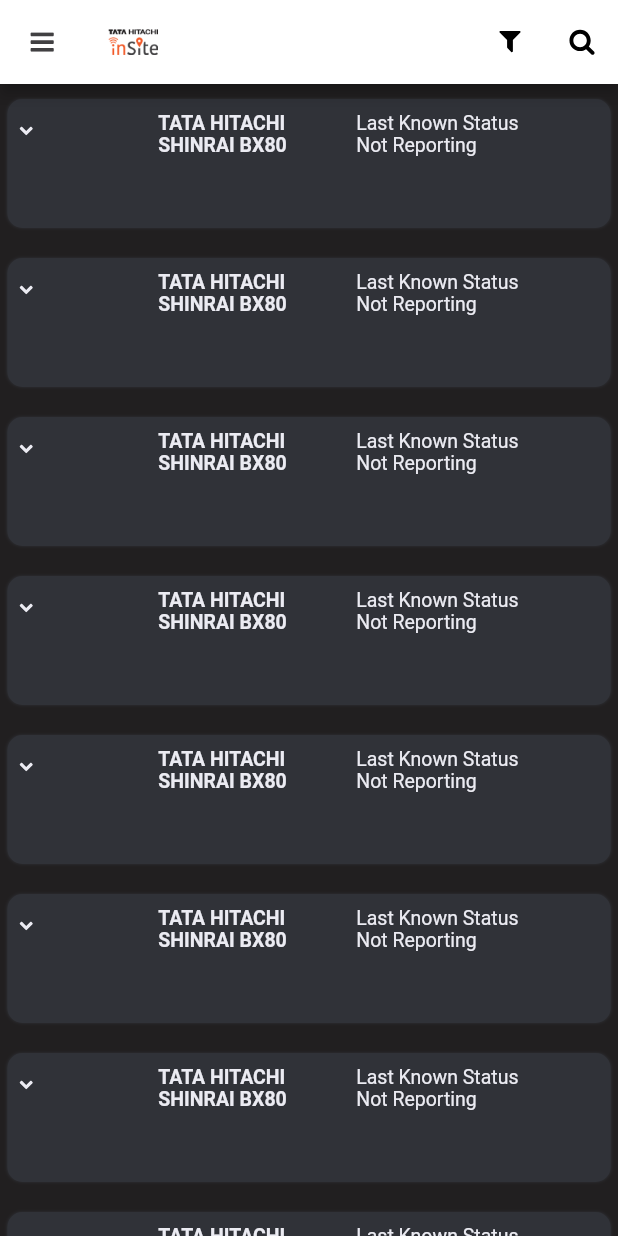
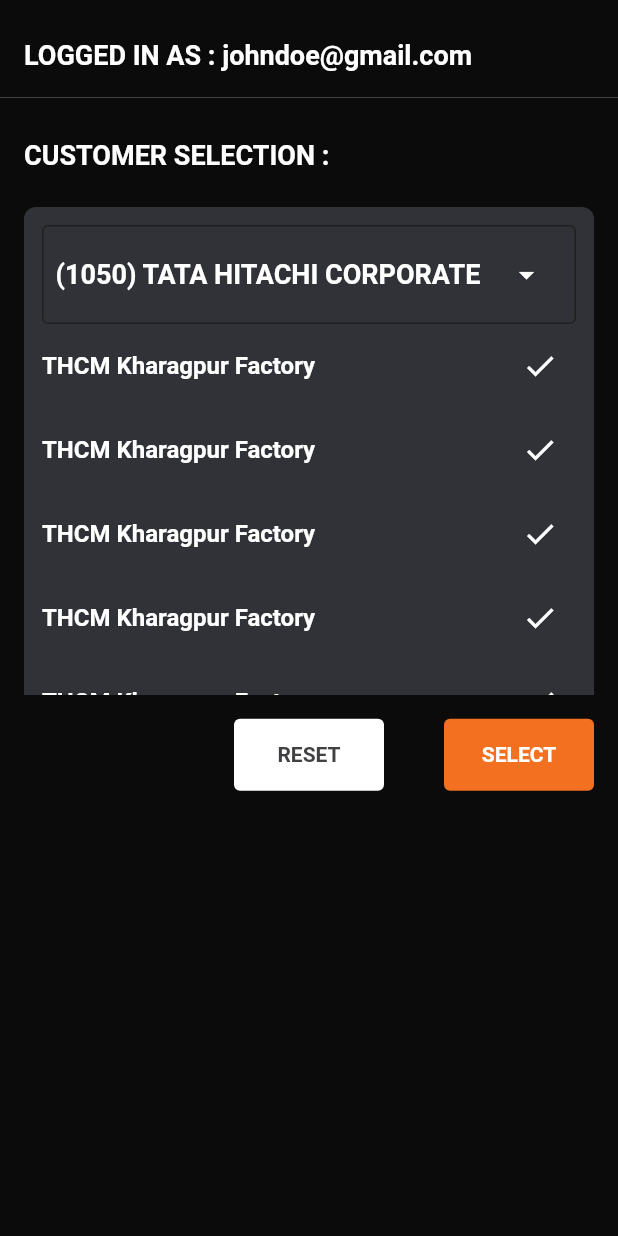
Before and after one commit to madhurapandiyan/insite, a Flutter app: the screen it shows after launch, on a phone screen of 412 x 824 dp. Run offline on Flutter 3.47's test engine with Material 2 defaults, Android fonts, the phone set to English and light mode, and no system bars; our stand-ins replace cookie_jar, dio, dio_cookie_manager, equatable, flutter_svg, get_it and 5 more; generated files the repository leaves out were written again.

Commit message:
Customer Selection View: 1. added customer selection view widgets. 2. added custom button for insite application. 3. added selectable list view in customer selection page.

```diff
--- a/lib/core/repository/Retrofit.dart
+++ b/lib/core/repository/Retrofit.dart
@@ -20,7 +20,7 @@
 // Abdul123$
 
 @RestApi(
-  baseUrl: "https://identity.trimble.com",
+  baseUrl: "https://identity-stg.trimble.com",
   //  parser: Parser.DartJsonMapper,
 )
 abstract class RestClient {
@@ -29,8 +29,11 @@
   @GET("/tasks")
   Future<List<Sample>> getTasks();
 
-  @GET("/userinfo?schema=openid&timestamp=480")
-  Future<UserInfo> getUserInfo();
+  @GET("/t/trimble.com/device_reporting_service_dev/1.0/user")
+  Future<UserInfo> getUserInfo(@Body() UserPayLoad payLoad);
+
+  @POST("/token?grant_type=client_credentials")
+  Future<AuthenticationResponse> authenticate({@Field() String openId});
 }
 
 @JsonSerializable()
@@ -116,3 +119,16 @@
 
   Map<String, dynamic> toJson() => _$UserPayLoadToJson(this);
 }
+
+@JsonSerializable()
+class AuthenticationResponse {
+  String access_token;
+  String token_type;
+  int expires_in;
+  AuthenticationResponse({this.access_token, this.token_type, this.expires_in});
+
+  factory AuthenticationResponse.fromJson(Map<String, dynamic> json) =>
+      _$AuthenticationResponseFromJson(json);
+
+  Map<String, dynamic> toJson() => _$AuthenticationResponseToJson(this);
+}
--- a/lib/core/repository/network.dart
+++ b/lib/core/repository/network.dart
@@ -21,7 +21,7 @@
 }
 
 class HttpWrapper {
-  final String _baseUrl = "https://identity.trimble.com";
+  final String _baseUrl = "https://identity-stg.trimble.com";
   final bool SHOW_LOGS = true;
 
   Dio dio = new Dio();
--- a/lib/core/router.dart
+++ b/lib/core/router.dart
@@ -1,24 +1,21 @@
 // [ This is an auto generated file ]
 
 import 'package:flutter/material.dart';
-import 'package:insite/assetlist/listitems.dart' as view0;
 import 'package:insite/core/router_constants.dart';
-import 'package:insite/dashboard/homedash.dart' as view0;
-import 'package:insite/tab/tabpage.dart' as view0;
 
 import 'package:insite/views/splash/splash_view.dart' as view0;
+import 'package:insite/views/customer_selection/customer_selection_view.dart' as view1;
+import 'package:insite/views/home/home_view.dart' as view2;
 
 class Router {
   static Route<dynamic> generateRoute(RouteSettings settings) {
     switch (settings.name) {
       case splashViewRoute:
         return MaterialPageRoute(builder: (_) => view0.SplashView());
-      case dashViewRoute:
-        return MaterialPageRoute(builder: (_)=>view0.HomeDash());
-        case assetViewRoute:
-        return MaterialPageRoute(builder: (_)=>view0.AssetList());
-        case tabViewRoute:
-        return MaterialPageRoute(builder:(_)=>view0.TabPage());
+      case customerSelectionViewRoute:
+        return MaterialPageRoute(builder: (_) => view1.CustomerSelectionView());
+      case homeViewRoute:
+        return MaterialPageRoute(builder: (_) => view2.HomeView());
       default:
         return MaterialPageRoute(
           builder: (_) => Scaffold(
--- a/lib/core/router_constants.dart
+++ b/lib/core/router_constants.dart
@@ -1,6 +1,5 @@
 // [ This is an auto generated file ]
 
 const String splashViewRoute = 'splashViewRoute';
-const String dashViewRoute='dashViewRoute';
-const String assetViewRoute='assetViewRoute';
-const String tabViewRoute='tabViewRoute';
+const String customerSelectionViewRoute = 'customerSelectionViewRoute';
+const String homeViewRoute = 'homeViewRoute';
--- a/lib/core/services/login_service.dart
+++ b/lib/core/services/login_service.dart
@@ -3,7 +3,19 @@
 import 'package:insite/core/repository/network.dart';
 
 class LoginService extends BaseService {
-  Future<UserInfo> getLoggedInUserInfo() async {
-    return await MyApi().getClient().getUserInfo();
+  Future<UserInfo> getLoggedInUserInfo(code) async {
+    var payLoad = UserPayLoad(
+        env: "dev",
+        code: code,
+        client_key: "r9GxbyX4uNMjpB1yZge6fiWSGQ4a",
+        grant_type: "authorization_code",
+        tenantDomain: "trimble.com",
+        client_secret: "4Xk8oEFLfxvnyiO821JpQMzHhf8a",
+        redirect_uri: "eoltool://mobile");
+    return await MyApi().getClient().getUserInfo(payLoad);
+  }
+
+  Future<AuthenticationResponse> authenticate() async {
+    return await MyApi().getClient().authenticate(openId: "&amp;scope");
   }
 }
--- a/lib/main.dart
+++ b/lib/main.dart
@@ -1,8 +1,8 @@
 import 'package:flutter/material.dart';
+import 'package:insite/core/router_constants.dart';
 import 'package:insite/theme/colors.dart';
 import 'package:stacked_services/stacked_services.dart';
 import 'core/locator.dart';
-import 'core/router_constants.dart';
 import 'core/router.dart' as router;
 
 void main() async {
@@ -18,8 +18,11 @@
       debugShowCheckedModeBanner: false,
       navigatorKey: locator<NavigationService>().navigatorKey,
       onGenerateRoute: router.Router.generateRoute,
-      initialRoute: assetViewRoute,
-      theme: ThemeData(backgroundColor: mercury, accentColor: Colors.white),
+      initialRoute: customerSelectionViewRoute,
+      theme: ThemeData(
+          backgroundColor: cod_grey,
+          appBarTheme: AppBarTheme(backgroundColor: Colors.white),
+          accentColor: Colors.white),
     );
   }
 }
--- a/lib/theme/colors.dart
+++ b/lib/theme/colors.dart
@@ -1,8 +1,12 @@
 import 'package:flutter/material.dart';
 
 const Color mercury = Color(0xFFE5E5E5);
-const Color tango=Color(0xffF37021);
-const Color bgcolor=Color(0xff211F20);
-const Color  appbarcolor=Color(0xffFFFFFF);
-const Color cardcolor=Color(0xff303238);
-const Color textcolor=Color(0xffEBEBF2);
+const Color tango = Color(0xffF37021);
+const Color tuna = Color(0xFF303238);
+const Color thunder = Color(0xFF211F20);
+const Color cod_grey = Color(0xff0C0B0B);
+const Color ship_grey = Color(0xff414042);
+const Color bgcolor = Color(0xff211F20);
+const Color appbarcolor = Color(0xffFFFFFF);
+const Color cardcolor = Color(0xff303238);
+const Color textcolor = Color(0xffEBEBF2);
--- /dev/null
+++ b/lib/views/customer_selection/customer_selection_view.dart
@@ -0,0 +1,120 @@
+import 'package:flutter/material.dart';
+import 'package:insite/theme/colors.dart';
+import 'package:insite/widgets/smart_widgets/customer_selection_dropdown.dart';
+import 'package:stacked/stacked.dart';
+import 'customer_selection_view_model.dart';
+import 'package:insite/widgets/dumb_widgets/insite_button.dart';
+
+class CustomerSelectionView extends StatefulWidget {
+  @override
+  _CustomerSelectionViewState createState() => _CustomerSelectionViewState();
+}
+
+class _CustomerSelectionViewState extends State<CustomerSelectionView> {
+  @override
+  Widget build(BuildContext context) {
+    return ViewModelBuilder<CustomerSelectionViewModel>.reactive(
+      builder: (BuildContext context, CustomerSelectionViewModel viewModel,
+          Widget _) {
+        return Material(
+          color: cod_grey,
+          child: Column(
+            children: [
+              SizedBox(
+                height: 10,
+              ),
+              Container(
+                padding: EdgeInsets.all(16),
+                child: Row(
+                  children: [
+                    Text(
+                      "LOGGED IN AS : ",
+                      style: TextStyle(
+                          color: Colors.white,
+                          fontWeight: FontWeight.bold,
+                          fontSize: 18),
+                    ),
+                    Text(
+                      "johndoe@gmail.com",
+                      style: TextStyle(
+                          color: Colors.white,
+                          fontWeight: FontWeight.bold,
+                          fontSize: 18),
+                    )
+                  ],
+                ),
+              ),
+              Divider(
+                height: 4,
+                color: ship_grey,
+              ),
+              SizedBox(
+                height: 10,
+              ),
+              Row(
+                children: [
+                  Container(
+                    padding: EdgeInsets.all(16),
+                    child: Text(
+                      "CUSTOMER SELECTION :",
+                      style: TextStyle(
+                          color: Colors.white,
+                          fontWeight: FontWeight.bold,
+                          fontSize: 18),
+                    ),
+                  ),
+                ],
+              ),
+              Container(
+                margin: const EdgeInsets.symmetric(horizontal: 16, vertical: 8),
+                child: CustomerSelectionDropDown(
+                  selectionType: SelectionType.ACCOUNT,
+                  onSelected: (value) {},
+                  selected: "(1050) TATA HITACHI CORPORATE",
+                ),
+              ),
+              SizedBox(),
+              // Container(
+              //   margin: const EdgeInsets.symmetric(horizontal: 16, vertical: 8),
+              //   child: CustomerSelectionDropDown(
+              //     selectionType: SelectionType.CUSTOMER,
+              //     onSelected: (value) {},
+              //     selected: "CUSTOMERS",
+              //   ),
+              // ),
+              Container(
+                margin: const EdgeInsets.symmetric(horizontal: 16, vertical: 8),
+                child: Row(
+                  children: [
+                    InsiteButton(
+                      bgColor: Colors.white,
+                      textColor: ship_grey,
+                      onTap: () {},
+                      width: 100,
+                      height: 48,
+                      title: "RESET",
+                    ),
+                    SizedBox(
+                      height: 20,
+                      width: 40,
+                    ),
+                    InsiteButton(
+                      bgColor: tango,
+                      height: 48,
+                      width: 100,
+                      textColor: Colors.white,
+                      onTap: () {},
+                      title: "SELECT",
+                    ),
+                  ],
+                  mainAxisAlignment: MainAxisAlignment.end,
+                ),
+              )
+            ],
+          ),
+        );
+      },
+      viewModelBuilder: () => CustomerSelectionViewModel(),
+    );
+  }
+}
--- /dev/null
+++ b/lib/views/customer_selection/customer_selection_view_model.dart
@@ -0,0 +1,12 @@
+import 'package:logger/logger.dart';
+import 'package:stacked/stacked.dart';
+import 'package:insite/core/logger.dart';
+
+class CustomerSelectionViewModel extends BaseViewModel {
+  Logger log;
+
+  CustomerSelectionViewModel() {
+    this.log = getLogger(this.runtimeType.toString());
+  }
+
+}
--- /dev/null
+++ b/lib/views/home/home_view.dart
@@ -0,0 +1,20 @@
+import 'package:flutter/material.dart';
+import 'package:stacked/stacked.dart';
+import 'home_view_model.dart';
+
+class HomeView extends StatelessWidget {
+  @override
+  Widget build(BuildContext context) {
+    return ViewModelBuilder<HomeViewModel>.reactive(
+      builder: (BuildContext context, HomeViewModel viewModel, Widget _) {
+        return Scaffold(
+          appBar: AppBar(),
+          body: Center(
+            child: Text('Home View'),
+          ),
+        );
+      },
+      viewModelBuilder: () => HomeViewModel(),
+    );
+  }
+}
--- /dev/null
+++ b/lib/views/home/home_view_model.dart
@@ -0,0 +1,11 @@
+import 'package:logger/logger.dart';
+import 'package:stacked/stacked.dart';
+import 'package:insite/core/logger.dart';
+
+class HomeViewModel extends BaseViewModel {
+  Logger log;
+
+  HomeViewModel() {
+    this.log = getLogger(this.runtimeType.toString());
+  }
+}
--- a/lib/views/splash/splash_view_model.dart
+++ b/lib/views/splash/splash_view_model.dart
@@ -54,15 +54,15 @@
       Logger().i("login result %s" + result);
     } else {
       if (!isProcessing) {
-        _nagivationService.navigateTo(dashViewRoute);
+        _nagivationService.navigateTo(customerSelectionViewRoute);
       }
     }
   }
 
-  void getLoggedInUserDetails(arguments) async {
-    UserInfo userInfo = await _loginService.getLoggedInUserInfo();
+  void getLoggedInUserDetails(code) async {
+    UserInfo userInfo = await _loginService.getLoggedInUserInfo(code);
     _localService.saveUserInfo(userInfo);
-    _nagivationService.navigateTo(dashViewRoute);
+    _nagivationService.navigateTo(customerSelectionViewRoute);
     isProcessing = false;
   }
 }
--- a/lib/widgets/dumb_widgets/insite_button.dart
+++ b/lib/widgets/dumb_widgets/insite_button.dart
@@ -0,0 +1,39 @@
+import 'package:flutter/material.dart';
+
+class InsiteButton extends StatelessWidget {
+  final String title;
+  final VoidCallback onTap;
+  final Color bgColor;
+  final Color textColor;
+  final double width;
+  final double height;
+  const InsiteButton(
+      {this.title,
+      this.width,
+      this.onTap,
+      this.bgColor,
+      this.height,
+      this.textColor});
+
+  @override
+  Widget build(BuildContext context) {
+    return GestureDetector(
+      onTap: onTap,
+      child: Container(
+        padding: EdgeInsets.all(8),
+        decoration: BoxDecoration(
+          borderRadius: BorderRadius.circular(4),
+          color: bgColor,
+        ),
+        alignment: Alignment.center,
+        height: height != null ? height : null,
+        width: width != null ? width : null,
+        child: Text(
+          title,
+          textAlign: TextAlign.center,
+          style: TextStyle(color: textColor, fontWeight: FontWeight.w700),
+        ),
+      ),
+    );
+  }
+}
--- /dev/null
+++ b/lib/widgets/smart_widgets/customer_selectable_list.dart
@@ -0,0 +1,62 @@
+import 'package:flutter/material.dart';
+import 'package:insite/theme/colors.dart';
+
+class CustomerSelectableList extends StatefulWidget {
+  CustomerSelectableList({Key key}) : super(key: key);
+
+  @override
+  _CustomerSelectableListState createState() => _CustomerSelectableListState();
+}
+
+class _CustomerSelectableListState extends State<CustomerSelectableList> {
+  int selectedIndex;
+  @override
+  void initState() {
+    super.initState();
+  }
+
+  @override
+  Widget build(BuildContext context) {
+    return ListView.builder(
+      itemCount: 10,
+      itemBuilder: (context, index) {
+        return GestureDetector(
+          onTap: () {
+            setState(() {
+              selectedIndex = index;
+            });
+          },
+          child: Container(
+            color:
+                selectedIndex != null && selectedIndex == index ? tango : tuna,
+            padding: EdgeInsets.symmetric(horizontal: 12, vertical: 4),
+            child: Row(
+              mainAxisAlignment: MainAxisAlignment.spaceBetween,
+              children: [
+                Text(
+                  "THCM Kharagpur Factory",
+                  style: TextStyle(
+                      color: Colors.white,
+                      fontWeight: FontWeight.bold,
+                      fontSize: 16),
+                ),
+                IconButton(
+                    icon: Icon(
+                      Icons.check,
+                      color: Colors.white,
+                    ),
+                    onPressed: () {})
+              ],
+            ),
+          ),
+        );
+      },
+    );
+  }
+}
+
+class Customer {
+  final String name;
+  final bool isSelected;
+  Customer({this.name, this.isSelected});
+}
--- /dev/null
+++ b/lib/widgets/smart_widgets/customer_selection_dropdown.dart
@@ -0,0 +1,64 @@
+import 'package:flutter/material.dart';
+import 'package:insite/theme/colors.dart';
+import 'package:insite/widgets/smart_widgets/customer_selectable_list.dart';
+
+class CustomerSelectionDropDown extends StatefulWidget {
+  final SelectionType selectionType;
+  final String selected;
+  final Function(String) onSelected;
+  CustomerSelectionDropDown(
+      {this.selectionType, this.selected, this.onSelected});
+
+  @override
+  _CustomerSelectionDropDownState createState() =>
+      _CustomerSelectionDropDownState();
+}
+
+class _CustomerSelectionDropDownState extends State<CustomerSelectionDropDown> {
+  @override
+  Widget build(BuildContext context) {
+    return Container(
+        decoration:
+            BoxDecoration(color: tuna, borderRadius: BorderRadius.circular(8)),
+        padding: EdgeInsets.only(top: 12),
+        child: Column(
+          mainAxisSize: MainAxisSize.min,
+          children: [
+            Container(
+              decoration: BoxDecoration(
+                  color: tuna,
+                  borderRadius: BorderRadius.circular(4),
+                  border: Border.all(color: thunder)),
+              padding: EdgeInsets.all(8),
+              margin: EdgeInsets.symmetric(horizontal: 12),
+              child: Row(
+                mainAxisAlignment: MainAxisAlignment.spaceBetween,
+                children: [
+                  Text(
+                    widget.selected,
+                    style: TextStyle(
+                        color: Colors.white,
+                        fontWeight: FontWeight.bold,
+                        fontSize: 18),
+                  ),
+                  IconButton(
+                      icon: Icon(
+                        Icons.arrow_drop_down,
+                        color: Colors.white,
+                      ),
+                      onPressed: () {
+                        widget.onSelected("selected");
+                      })
+                ],
+              ),
+            ),
+            Container(
+              height: MediaQuery.of(context).size.height * 0.3,
+              child: CustomerSelectableList(),
+            ),
+          ],
+        ));
+  }
+}
+
+enum SelectionType { ACCOUNT, CUSTOMER }
```
Also changed, not shown: lib/core/router.json (+11 -1 lines), lib/core/repository/Retrofit.g.dart, 4 other files.
